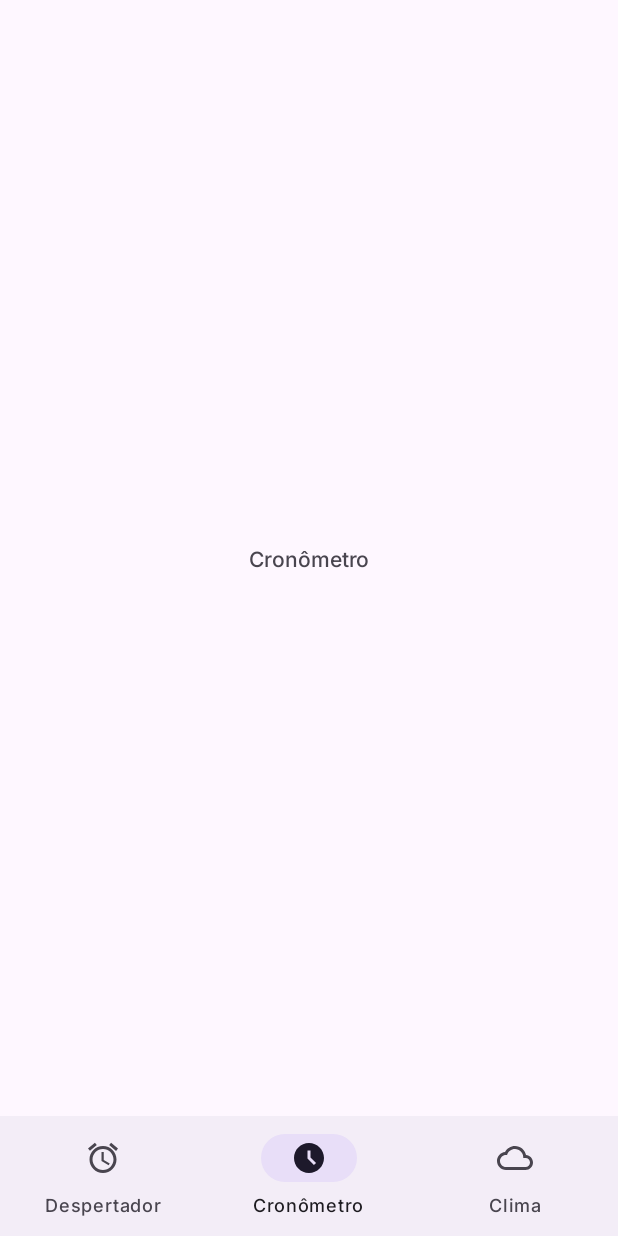
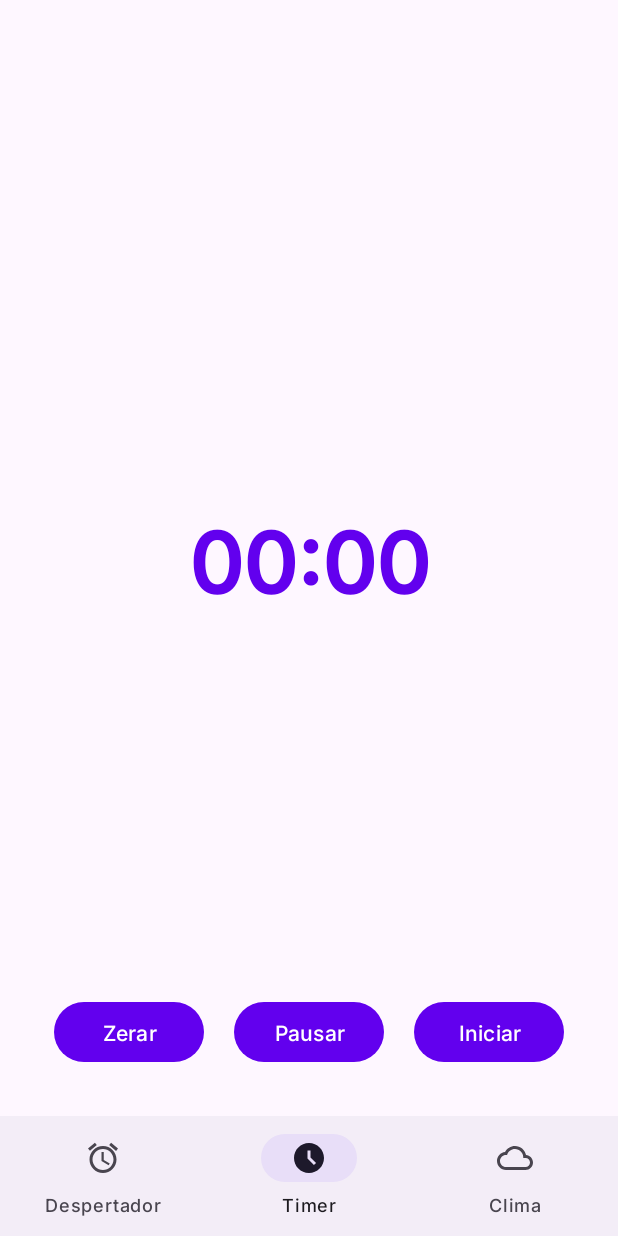
Before and after one commit to matheusperezz/app-relogio, an Android app: the screen it shows after launch (MainActivity), item 2 of the bottom bar chosen, on a phone screen of 412 x 824 dp. Run offline under Robolectric (Android 15) with nearby library versions, the phone set to English and light mode, and no system bars; our stand-ins replace Dagger/Hilt's generated code, Room's generated code, navigation-ui.

Commit message:
timer feature added, change the bottom nav bar menu item:'cronometro' to 'timer'

```diff
--- a/app/src/main/java/com/vanquish/despertador/extensions/StringConverters.kt
+++ b/app/src/main/java/com/vanquish/despertador/extensions/StringConverters.kt
@@ -11,3 +11,10 @@ fun toHourMinuteFormat(timeString: String) : String {
     val formatter = DateTimeFormatter.ofPattern("HH:mm")
     return time.format(formatter)
 }
+
+@RequiresApi(Build.VERSION_CODES.O)
+fun toHourMinSecFormat(timeString: String) : String {
+    val time = LocalTime.parse(timeString)
+    val formatter = DateTimeFormatter.ofPattern("HH:mm:ss")
+    return time.format(formatter)
+}
--- a/app/src/main/java/com/vanquish/despertador/ui/fragments/WatchFragment.kt
+++ b/app/src/main/java/com/vanquish/despertador/ui/fragments/WatchFragment.kt
@@ -1,20 +1,31 @@
 package com.vanquish.despertador.ui.fragments
 
+import android.os.Build
 import android.os.Bundle
+import android.os.Handler
 import androidx.fragment.app.Fragment
 import android.view.LayoutInflater
 import android.view.View
 import android.view.ViewGroup
-import com.vanquish.despertador.R
+import androidx.annotation.RequiresApi
 import com.vanquish.despertador.databinding.FragmentWatchBinding
+import com.vanquish.despertador.extensions.toHourMinSecFormat
 import dagger.hilt.android.AndroidEntryPoint
 import dagger.hilt.android.scopes.FragmentScoped
+import java.time.LocalTime
 
 @AndroidEntryPoint
 @FragmentScoped
 class WatchFragment : Fragment() {
 
     private lateinit var binding: FragmentWatchBinding
+
+    companion object {
+        @RequiresApi(Build.VERSION_CODES.O)
+        var timer: LocalTime = LocalTime.of(0, 0, 0)
+        @RequiresApi(Build.VERSION_CODES.O)
+        var timerString = timer.toString()
+    }
 
     override fun onCreateView(
         inflater: LayoutInflater, container: ViewGroup?,
@@ -23,4 +34,45 @@ class WatchFragment : Fragment() {
         binding = FragmentWatchBinding.inflate(layoutInflater, container, false)
         return binding.root
     }
+
+    @RequiresApi(Build.VERSION_CODES.O)
+    override fun onViewCreated(view: View, savedInstanceState: Bundle?) {
+        super.onViewCreated(view, savedInstanceState)
+        val handler = Handler()
+
+        val runnable = object : Runnable {
+            override fun run() {
+                addOneSecondOnTimer()
+                handler.postDelayed(this, 1000)
+            }
+        }
+
+
+        binding.buttonTimerStart.setOnClickListener {
+            handler.postDelayed(runnable, 1000)
+        }
+
+        binding.buttonTimerPause.setOnClickListener {
+            handler.removeCallbacks(runnable)
+        }
+
+        binding.buttonTimerZero.setOnClickListener {
+            zeroTimer()
+            handler.removeCallbacks(runnable)
+        }
+    }
+
+    @RequiresApi(Build.VERSION_CODES.O)
+    private fun addOneSecondOnTimer(){
+        timer = timer.plusSeconds(1)
+        timerString = timer.toString()
+        binding.textViewTimer.text = toHourMinSecFormat(timerString)
+    }
+
+    @RequiresApi(Build.VERSION_CODES.O)
+    private fun zeroTimer(){
+        timer = LocalTime.of(0, 0, 0)
+        timerString = timer.toString()
+        binding.textViewTimer.text = timerString
+    }
 }
--- a/app/src/main/res/layout/fragment_watch.xml
+++ b/app/src/main/res/layout/fragment_watch.xml
@@ -7,12 +7,51 @@
     tools:context=".ui.fragments.WatchFragment">
 
     <TextView
-        android:id="@+id/textView"
+        android:id="@+id/textViewTimer"
         android:layout_width="wrap_content"
         android:layout_height="wrap_content"
-        android:text="Cronômetro"
+        android:text="00:00"
+        android:textSize="56sp"
+        android:textColor="@color/purple_500"
+        android:textStyle="bold"
         app:layout_constraintBottom_toBottomOf="parent"
         app:layout_constraintEnd_toEndOf="parent"
         app:layout_constraintStart_toStartOf="parent"
         app:layout_constraintTop_toTopOf="parent" />
+
+
+    <Button
+        android:id="@+id/buttonTimerStart"
+        android:layout_width="100dp"
+        android:layout_height="wrap_content"
+        android:layout_marginEnd="16dp"
+        android:text="Iniciar"
+        app:layout_constraintBottom_toBottomOf="@+id/buttonTimerPause"
+        app:layout_constraintEnd_toEndOf="parent"
+        app:layout_constraintHorizontal_bias="0.5"
+        app:layout_constraintStart_toEndOf="@+id/buttonTimerPause"
+        app:layout_constraintTop_toTopOf="@+id/buttonTimerPause" />
+
+    <Button
+        android:id="@+id/buttonTimerPause"
+        android:layout_width="100dp"
+        android:layout_height="wrap_content"
+        android:text="Pausar"
+        app:layout_constraintBottom_toBottomOf="@+id/buttonTimerZero"
+        app:layout_constraintEnd_toStartOf="@+id/buttonTimerStart"
+        app:layout_constraintHorizontal_bias="0.5"
+        app:layout_constraintStart_toEndOf="@+id/buttonTimerZero"
+        app:layout_constraintTop_toTopOf="@+id/buttonTimerZero" />
+
+    <Button
+        android:id="@+id/buttonTimerZero"
+        android:layout_width="100dp"
+        android:layout_height="wrap_content"
+        android:layout_marginStart="16dp"
+        android:layout_marginBottom="32dp"
+        android:text="Zerar"
+        app:layout_constraintBottom_toBottomOf="parent"
+        app:layout_constraintEnd_toStartOf="@+id/buttonTimerPause"
+        app:layout_constraintHorizontal_bias="0.5"
+        app:layout_constraintStart_toStartOf="parent" />
 </androidx.constraintlayout.widget.ConstraintLayout>
--- a/app/src/main/res/menu/bottom_navigation_menu.xml
+++ b/app/src/main/res/menu/bottom_navigation_menu.xml
@@ -8,7 +8,7 @@
     <item
         android:id="@+id/watchFragment"
         android:icon="@drawable/ic_timer"
-        android:title="Cronômetro" />
+        android:title="Timer" />
 
     <item
         android:id="@+id/weatherFragment"
```
